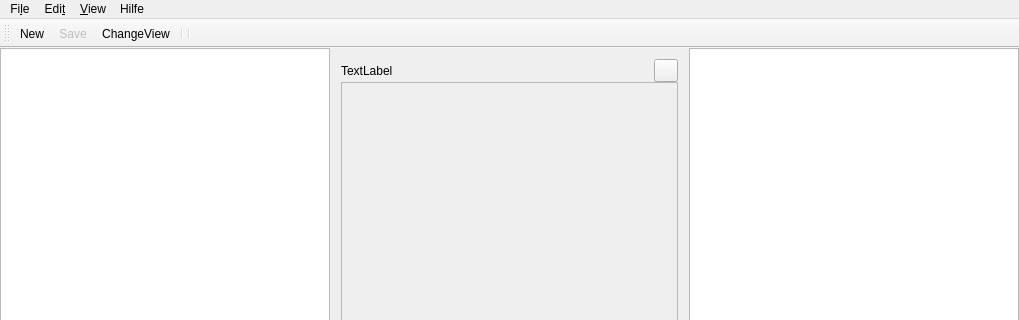
The window that elbefrontend/mainwindow.ui (emtrion/elbe-gui) describes before a commit, drawn with Qt 5; both pictures show x 0 to 1019 and y 0 to 320 of the 1019 by 669 pixel window.
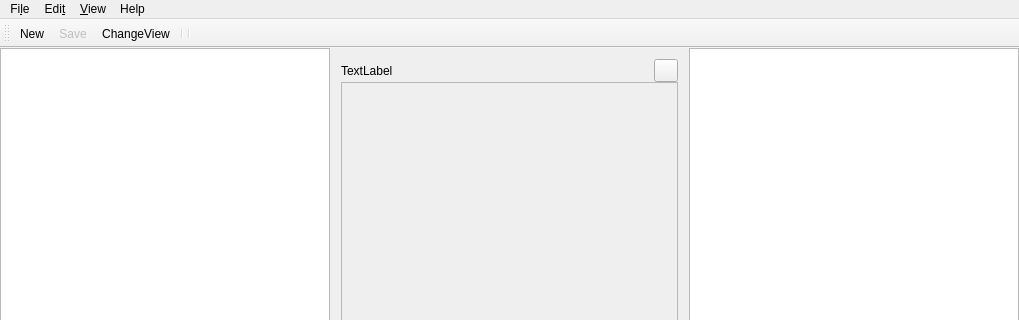
The same window after the commit. Icons and pictures are not drawn. Custom widgets are drawn as their Qt base class.

Diff of the .ui file:
```diff
--- a/elbefrontend/mainwindow.ui
+++ b/elbefrontend/mainwindow.ui
@@ -305,7 +305,7 @@
    </widget>
    <widget class="QMenu" name="menuHilfe">
     <property name="title">
-     <string>Hilfe</string>
+     <string>Help</string>
     </property>
     <addaction name="separator"/>
     <addaction name="actionAbout"/>
```
Left out of the diff: 21 changed lines with no effect on the pictures.
